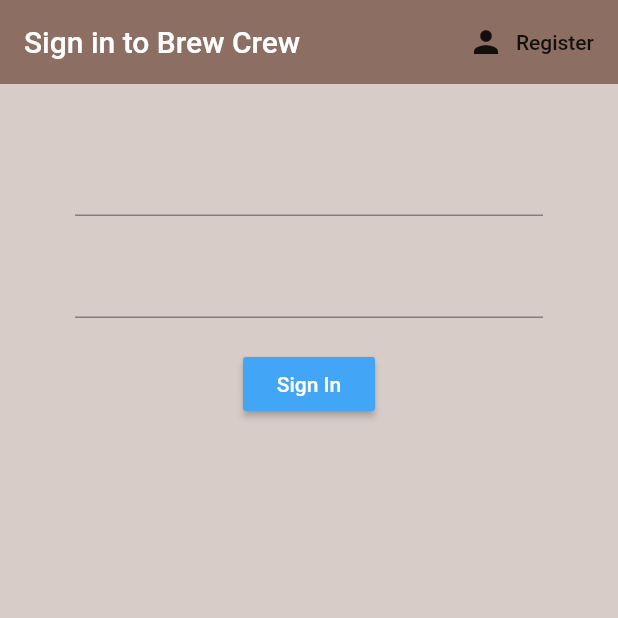
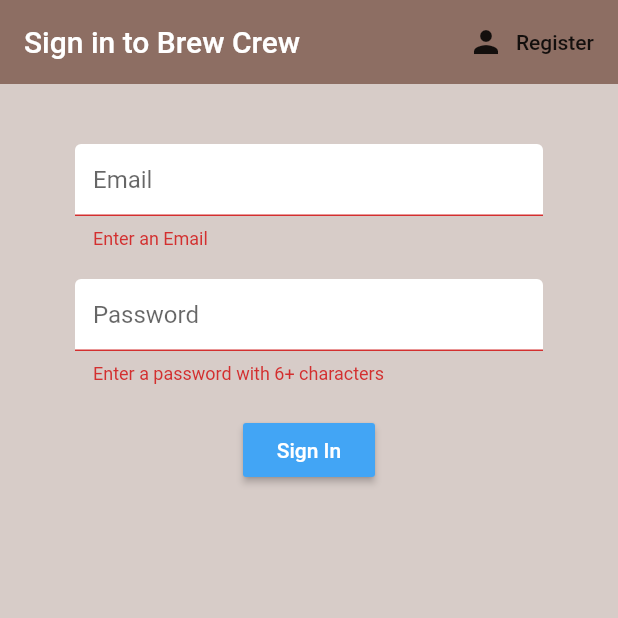
Before and after one commit to Vish-verma/BrewCrew-Flutter-App-, a Flutter app: the screen it shows after launch, after a tap on "Sign In", on a phone screen of 412 x 824 dp, the top half of it. Run offline on Flutter 3.47's test engine with Material 2 defaults, Android fonts, the phone set to English and light mode, and no system bars; our stand-ins replace firebase_auth; accounts and stored records are empty.

Commit message:
Sign IN Functionality Added with InputDecorator

```diff
--- a/brew_crew/lib/screens/authenticate/register.dart
+++ b/brew_crew/lib/screens/authenticate/register.dart
@@ -1,4 +1,5 @@
 import 'package:brew_crew/services/auth.dart';
+import 'package:brew_crew/shared/constants.dart';
 import 'package:flutter/material.dart';
 
 class Register extends StatefulWidget {
@@ -45,6 +46,7 @@ final _formKey = GlobalKey<FormState>();
             children: <Widget>[
               SizedBox(height: 20.0,),
               TextFormField(
+                decoration: textInputDecoration.copyWith(hintText:'Email' ),
                 validator: (val){
                   if(val.isEmpty){
                     return "Enter an Email";
@@ -59,6 +61,7 @@ final _formKey = GlobalKey<FormState>();
               ),
               SizedBox(height: 20.0,),
               TextFormField(
+                decoration: textInputDecoration.copyWith(hintText: 'Password'),
                 obscureText: true,
                 validator: (val){
                   if(val.length < 6){
--- a/brew_crew/lib/screens/authenticate/sign_in.dart
+++ b/brew_crew/lib/screens/authenticate/sign_in.dart
@@ -1,5 +1,6 @@
 import 'package:brew_crew/screens/authenticate/register.dart';
 import 'package:brew_crew/services/auth.dart';
+import 'package:brew_crew/shared/constants.dart';
 import 'package:flutter/material.dart';
 
 class SignIn extends StatefulWidget {
@@ -15,10 +16,14 @@ class _SignInState extends State<SignIn> {
 
   final AuthService _auth = AuthService();
 
+  final _formKey = GlobalKey<FormState>();
+
+
+
   //text field state
   String email="";
   String password="";
-
+  String error = "";
   @override
   Widget build(BuildContext context) {
     return Scaffold(
@@ -40,16 +45,35 @@ class _SignInState extends State<SignIn> {
       body: Container(
         padding: EdgeInsets.symmetric(vertical: 20.0,horizontal: 50.0),
         child: Form(
+          key: _formKey,
           child: Column(
             children: <Widget>[
               SizedBox(height: 20.0,),
               TextFormField(
+                decoration: textInputDecoration.copyWith(hintText: 'Email'),
+                validator: (val){
+                  if(val.isEmpty){
+                    return "Enter an Email";
+                  }
+                  else{
+                    return null;
+                  }
+                },
                 onChanged: (val){
                     setState(()=>email=val);
                 },
               ),
               SizedBox(height: 20.0,),
               TextFormField(
+                decoration: textInputDecoration.copyWith(hintText: 'Password'),
+                validator: (val){
+                  if(val.length < 6){
+                    return "Enter a password with 6+ characters";
+                  }
+                  else{
+                    return null;
+                  }
+                },
                 obscureText: true,
                 onChanged: (val){
                     setState(()=>password=val);
@@ -64,9 +88,26 @@ class _SignInState extends State<SignIn> {
                   style: TextStyle(color: Colors.white),
                 ),
                 onPressed: () async{
-                    print(email );
-                    print(password);
+                   if (_formKey.currentState.validate()){
+                    //  print("Valid");
+                      dynamic result = await _auth.signInWithEmailAndPassword(email, password);
+                      //print(result);
+                      if (result == null) {
+                        setState(() => error = "Could not sign in with credentials");
+                      }
+                    }
+                    else{
+                      print("Invalid");
+                    }
                 },
+              ),
+              SizedBox(height: 10.0,),
+              Text(
+                error,
+                style:TextStyle(
+                  color:Colors.red,
+                  fontSize: 14.0
+                )
               )
             ],
           ),
--- a/brew_crew/lib/services/auth.dart
+++ b/brew_crew/lib/services/auth.dart
@@ -31,6 +31,16 @@ Stream<User> get user{
   }
 
   //sign in with email & pass
+  Future signInWithEmailAndPassword(String email,String pass) async {
+    try {
+      AuthResult result = await _auth.signInWithEmailAndPassword(email:email,password:pass);
+      FirebaseUser user = result.user;
+      return _userFromFirebaseUser(user);
+    } catch (e) {
+        print(e.toString());
+      return null;
+    }
+  }
 
   //register with email & pass
   Future registerWithEmailAndPassword(String email,String pass) async {
--- /dev/null
+++ b/brew_crew/lib/shared/constants.dart
@@ -0,0 +1,12 @@
+import 'package:flutter/material.dart';
+
+const textInputDecoration = InputDecoration(
+    fillColor: Colors.white,
+    filled: true,
+    enabledBorder: OutlineInputBorder(
+      borderSide: BorderSide(color: Colors.white,width: 2.0)
+    ),
+    focusedBorder: OutlineInputBorder(
+      borderSide: BorderSide(color: Colors.pink,width: 2.0)
+    ),
+  );
--- a/brew_crew/pubspec.yaml
+++ b/brew_crew/pubspec.yaml
@@ -26,6 +26,7 @@ dependencies:
   firebase_auth: ^0.14.0+8
   cloud_firestore: ^0.12.10
   provider: ^3.1.0+1
+  flutter_spinkit: "^4.1.0"
 
 dev_dependencies:
   flutter_test:
```
Also changed, not shown: brew_crew/pubspec.lock.
